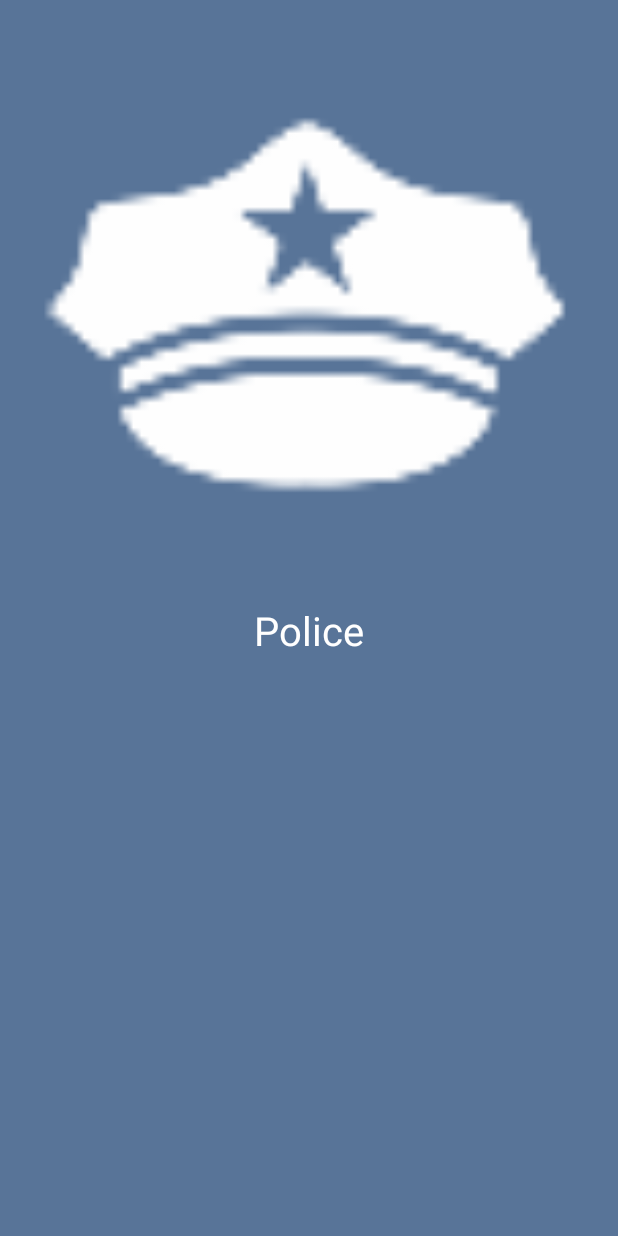
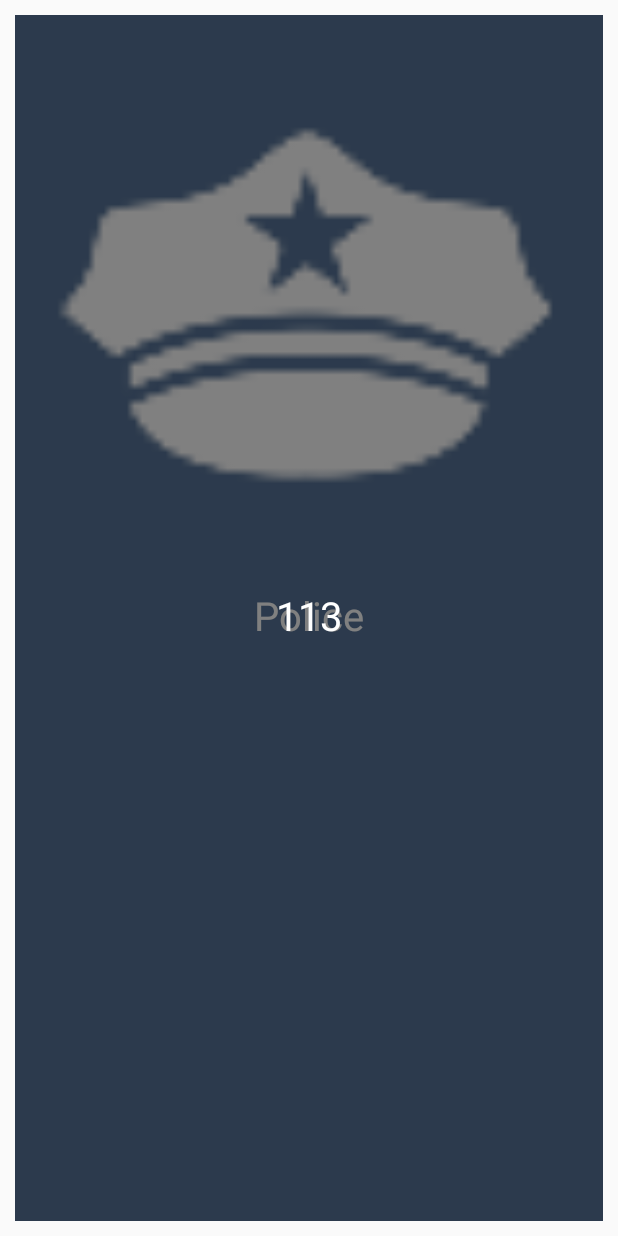
Before and after one commit to emovid/Ege, an Android app: the layout call_button_view.xml on its own in the app's theme, with its tools: preview values and no code run, on a phone screen of 412 x 824 dp. Run offline under Robolectric (Android 15) with nearby library versions, the phone set to English and light mode, and no system bars.

Commit message:
Create shade layer of custom button

```diff
--- a/app/src/main/res/layout/call_button_view.xml
+++ b/app/src/main/res/layout/call_button_view.xml
@@ -1,12 +1,20 @@
 <?xml version="1.0" encoding="utf-8"?>
-<LinearLayout xmlns:android="http://schemas.android.com/apk/res/android"
+<FrameLayout xmlns:android="http://schemas.android.com/apk/res/android"
     android:orientation="vertical"
     android:layout_width="match_parent"
     android:layout_height="match_parent"
     android:layout_gravity="center"
-    android:background="#587498"
     android:padding="10dp"
-    android:id="@+id/inner_container">
+    android:id="@+id/outer_container">
+
+    <LinearLayout xmlns:android="http://schemas.android.com/apk/res/android"
+        android:orientation="vertical"
+        android:layout_width="match_parent"
+        android:layout_height="match_parent"
+        android:layout_gravity="center"
+        android:background="#587498"
+        android:padding="10dp"
+        android:id="@+id/inner_container" >
 
         <ImageButton
             android:layout_width="match_parent"
@@ -15,7 +23,7 @@
             android:scaleType="fitCenter"
             android:adjustViewBounds="true"
             android:background="@android:color/transparent"
-            android:id="@+id/ico" />
+            android:id="@+id/icon" />
 
         <TextView
             android:layout_width="wrap_content"
@@ -26,4 +34,28 @@
             android:layout_gravity="center"
             android:textColor="#ffffff"
             android:id="@+id/caption" />
-</LinearLayout>
+
+    </LinearLayout>
+
+    <LinearLayout
+        android:layout_width="match_parent"
+        android:layout_height="match_parent"
+        android:orientation="vertical"
+        android:layout_gravity="center"
+        android:padding="10dp"
+        android:visibility="visible"
+        android:gravity="center"
+        android:background="#7f000000"
+        android:id="@+id/shade_container" >
+
+        <TextView
+            android:layout_width="wrap_content"
+            android:layout_height="wrap_content"
+            android:text="113"
+            android:textSize="@dimen/call_button_textsize"
+            android:paddingBottom="4dp"
+            android:layout_gravity="center"
+            android:textColor="#ffffff"
+            android:id="@+id/phone" />
+    </LinearLayout>
+</FrameLayout>
```
